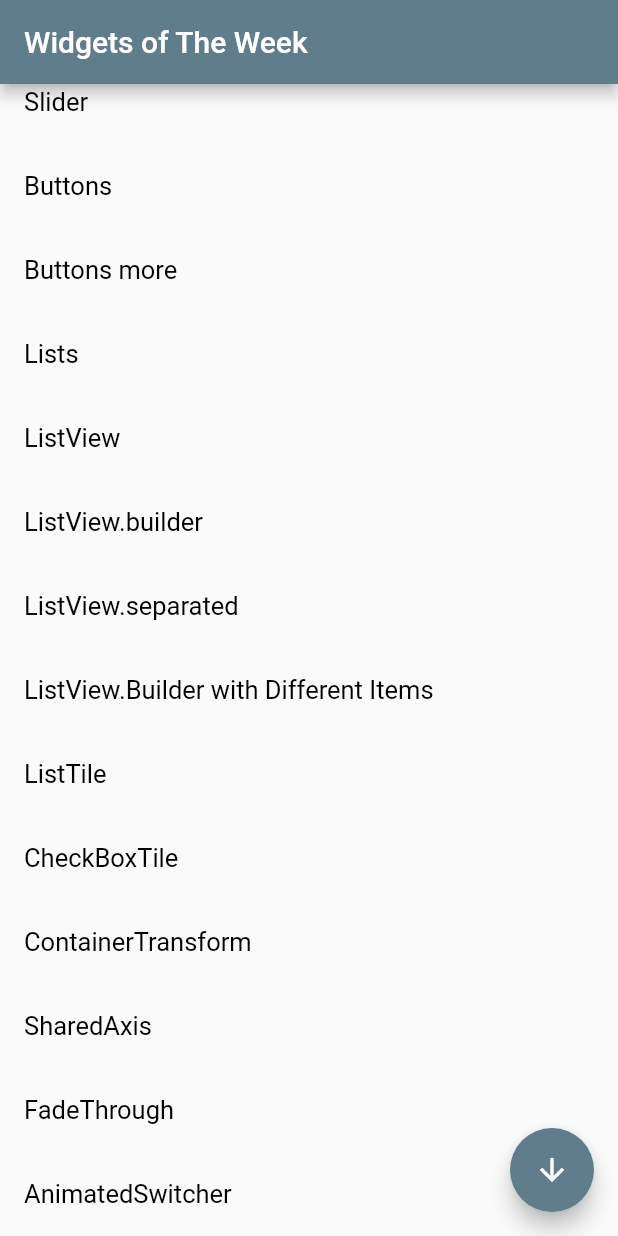
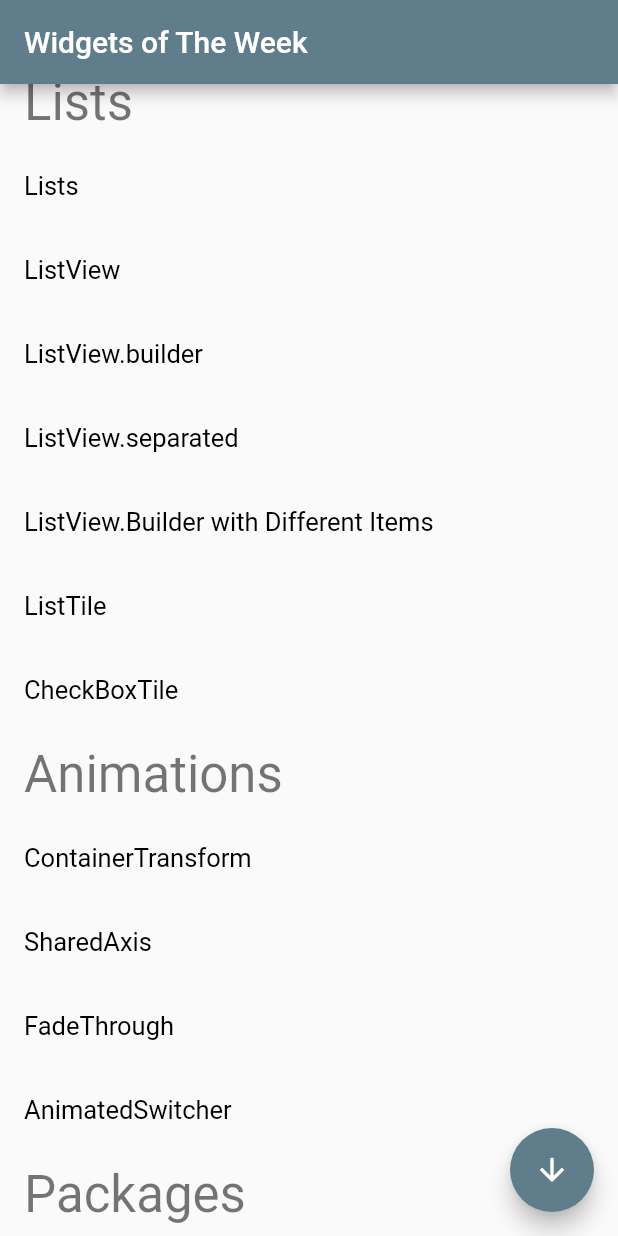
Before and after one commit to mike123789-dev/weekly_widgets, a Flutter app: the screen it shows after launch, after a tap on the "arrow downward" icon, on a phone screen of 412 x 824 dp. Run offline on Flutter 3.47's test engine with Material 2 defaults, Android fonts, the phone set to English and light mode, and no system bars; our stand-ins replace webview_flutter.

Commit message:
feat: add headers to home list view

```diff
--- a/lib/home_list_view.dart
+++ b/lib/home_list_view.dart
@@ -18,6 +18,37 @@ import 'package:weekly_widgets/widgets/animations/my_shared_axis.dart';
 import 'package:weekly_widgets/widgets/my_slider.dart';
 import 'package:weekly_widgets/widgets/my_text_field.dart';
 
+abstract class HomeListItem {
+  Widget buildTitle(BuildContext context);
+}
+
+class HeaderItem implements HomeListItem {
+  final String title;
+  HeaderItem(this.title);
+
+  @override
+  Widget buildTitle(BuildContext context) {
+    return Text(
+      title,
+      style: Theme.of(context).textTheme.headline4,
+    );
+  }
+}
+
+class WidgetItem implements HomeListItem {
+  final MyWidget myWidget;
+
+  WidgetItem(this.myWidget);
+
+  @override
+  Widget buildTitle(BuildContext context) {
+    return Text(
+      myWidget.widgetName,
+      style: Theme.of(context).textTheme.bodyText1,
+    );
+  }
+}
+
 class HomeListView extends StatefulWidget {
   @override
   _HomeListViewState createState() => _HomeListViewState();
@@ -37,82 +68,75 @@ class _HomeListViewState extends State<HomeListView> {
     super.dispose();
   }
 
-  final List<MyWidget> myWidgets = [
-    MyWidget(
-      widgetName: "TextField",
-      widget: MyTextField(),
+  final List<HomeListItem> myWidgets = [
+    HeaderItem("widgets"),
+    WidgetItem(
+      MyWidget(widgetName: "TextField", widget: MyTextField()),
     ),
-    MyWidget(
-      widgetName: "Padding",
-      widget: MyPadding(),
+    WidgetItem(
+      MyWidget(widgetName: "Padding", widget: MyPadding()),
     ),
-    MyWidget(
-      widgetName: "Slider",
-      widget: MySlider(),
+    WidgetItem(
+      MyWidget(widgetName: "Slider", widget: MySlider()),
     ),
-    MyWidget(
-      widgetName: "Buttons",
-      widget: MyFirstButtons(),
+    WidgetItem(
+      MyWidget(widgetName: "Buttons", widget: MyFirstButtons()),
     ),
-    MyWidget(
-      widgetName: "Buttons more",
-      widget: MySecondButtons(),
+    WidgetItem(
+      MyWidget(widgetName: "Buttons more", widget: MySecondButtons()),
     ),
-    MyWidget(
-      widgetName: "Lists",
-      widget: MyLists(),
+    HeaderItem("Lists"),
+    WidgetItem(
+      MyWidget(widgetName: "Lists", widget: MyLists()),
     ),
-    MyWidget(
-      widgetName: "ListView",
-      widget: MyListView(),
+    WidgetItem(
+      MyWidget(widgetName: "ListView", widget: MyListView()),
     ),
-    MyWidget(
-      widgetName: "ListView.builder",
-      widget: MyListViewBuilder(),
+    WidgetItem(
+      MyWidget(widgetName: "ListView.builder", widget: MyListViewBuilder()),
     ),
-    MyWidget(
-      widgetName: 'ListView.separated',
-      widget: MyListViewSeperated(),
+    WidgetItem(
+      MyWidget(widgetName: 'ListView.separated', widget: MyListViewSeperated()),
     ),
+    WidgetItem(
       MyWidget(
           widgetName: "ListView.Builder with Different Items",
-      widget: MyListViewWithDifferentItems(),
+          widget: MyListViewWithDifferentItems()),
     ),
+    WidgetItem(
+      MyWidget(widgetName: "ListTile", widget: MyListTile()),
+    ),
+    WidgetItem(
+      MyWidget(widgetName: "CheckBoxTile", widget: MyCheckBoxTile()),
+    ),
+    HeaderItem("Animations"),
+    WidgetItem(
       MyWidget(
-      widgetName: "ListTile",
-      widget: MyListTile(),
+          widgetName: "ContainerTransform", widget: MyContainerTransform()),
     ),
-    MyWidget(
-      widgetName: "CheckBoxTile",
-      widget: MyCheckBoxTile(),
+    WidgetItem(
+      MyWidget(widgetName: "SharedAxis", widget: MySharedAxis()),
     ),
-    MyWidget(
-      widgetName: "ContainerTransform",
-      widget: MyContainerTransform(),
+    WidgetItem(
+      MyWidget(widgetName: "FadeThrough", widget: MyFadeThrough()),
     ),
-    MyWidget(
-      widgetName: "SharedAxis",
-      widget: MySharedAxis(),
+    WidgetItem(
+      MyWidget(widgetName: "AnimatedSwitcher", widget: MyAniamtedSwitcher()),
     ),
-    MyWidget(
-      widgetName: "FadeThrough",
-      widget: MyFadeThrough(),
-    ),
-    MyWidget(
-      widgetName: "AnimatedSwitcher",
-      widget: MyAniamtedSwitcher(),
-    )
+    HeaderItem("Packages"),
   ];
 
-  void _pushDetailScreen(BuildContext context, int index) {
+  void _pushDetailScreen(BuildContext context, HomeListItem item) {
+    if (item is WidgetItem) {
       Navigator.push(
         context,
         MaterialPageRoute(
           builder: (context) => DetailView(
-          myWidget: myWidgets[index],
+            myWidget: item.myWidget,
           ),
         ),
       );
+    }
   }
 
   @override
@@ -125,14 +149,14 @@ class _HomeListViewState extends State<HomeListView> {
         child: ListView.builder(
           controller: _scrollController,
           itemBuilder: (BuildContext context, int i) {
+            final item = myWidgets[i];
             return ListTile(
-              title: Text(
-                "${myWidgets[i].widgetName}",
-                style: Theme.of(context).textTheme.bodyText1,
-              ),
-              onTap: () {
-                _pushDetailScreen(context, i);
-              },
+              title: item.buildTitle(context),
+              onTap: (item is WidgetItem)
+                  ? () {
+                      _pushDetailScreen(context, item);
+                    }
+                  : null,
             );
           },
           itemCount: myWidgets.length,
```
Lines whose indentation alone changed are shown as unchanged.
